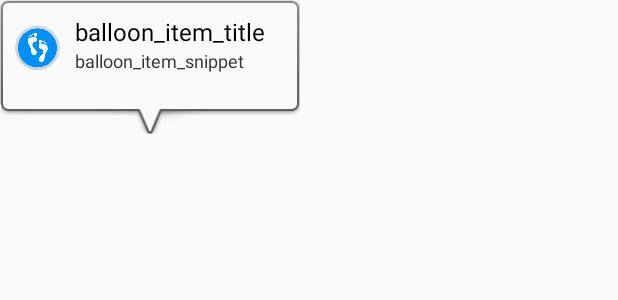
After one commit to kming/ECE1778, an Android app: the layout custom_balloon_layout.xml on its own in the app's theme, with its tools: preview values and no code run, on a phone screen of 412 x 824 dp. The commit adds this screen. Shown: the top 300 px of the screen. Run offline under Robolectric (Android 15) with nearby library versions, the phone set to English and light mode, and no system bars.

Commit message:
infoWindowView for markers

```diff
--- /dev/null
+++ b/FootprintsBeta/app/src/main/res/drawable/balloon_overlay_bg_selector.xml
@@ -0,0 +1,9 @@
+<?xml version="1.0" encoding="utf-8"?>
+<selector xmlns:android="http://schemas.android.com/apk/res/android">
+    <item
+     android:state_pressed="true"
+     android:drawable="@drawable/balloon_overlay_focused" />
+    <item
+     android:state_pressed="false"
+     android:drawable="@drawable/balloon_overlay_unfocused" />
+</selector>
--- /dev/null
+++ b/FootprintsBeta/app/src/main/res/layout/custom_balloon_layout.xml
@@ -0,0 +1,54 @@
+<?xml version="1.0" encoding="utf-8"?>
+<LinearLayout xmlns:android="http://schemas.android.com/apk/res/android"
+    android:layout_width="wrap_content"
+    android:layout_height="wrap_content"
+    android:orientation="horizontal"
+    android:paddingBottom="35dip"
+    android:paddingLeft="10dip"
+    android:minWidth="200dip"
+    android:background="@drawable/balloon_overlay_bg_selector"
+    android:id="@+id/balloon_main_layout"
+    android:paddingTop="0dip"
+    android:paddingRight="0dip">
+
+    <LinearLayout
+        android:id="@+id/balloon_inner_layout"
+        android:layout_width="fill_parent"
+        android:layout_height="wrap_content"
+        android:layout_weight="1" >
+
+        <ImageView
+            android:id="@+id/balloon_item_image"
+            android:layout_width="40dip"
+            android:layout_height="54dip"
+            android:src="@drawable/ic_launcher"
+            android:paddingTop="10dip"
+            android:paddingRight="10dip" />
+
+        <LinearLayout
+            android:layout_width="0dp"
+            android:layout_height="wrap_content"
+            android:layout_weight="1"
+            android:orientation="vertical"
+            android:paddingTop="10dip" >
+
+            <TextView
+                android:id="@+id/balloon_item_title"
+                android:layout_width="wrap_content"
+                android:layout_height="wrap_content"
+                android:text="balloon_item_title"
+                android:textColor="@android:color/primary_text_light"
+                android:textSize="16dip" />
+
+            <TextView
+                android:id="@+id/balloon_item_snippet"
+                android:layout_width="wrap_content"
+                android:layout_height="wrap_content"
+                android:text="balloon_item_snippet"
+                android:textColor="@android:color/secondary_text_light"
+                android:textSize="12dip" />
+        </LinearLayout>
+
+    </LinearLayout>
+
+</LinearLayout>
```
Also changed, not shown: FootprintsBeta/app/src/main/java/com/ece1778/footprints/manager/InfoWindowAdapter.java (added, +46 -0 lines), FootprintsBeta/app/src/main/java/com/ece1778/footprints/ui/MapsActivity.java (+14 -9 lines), FootprintsBeta/app/src/main/res/drawable-hdpi/balloon_overlay_focused.9.png (added), FootprintsBeta/app/src/main/res/drawable-hdpi/balloon_overlay_unfocused.9.png (added).
